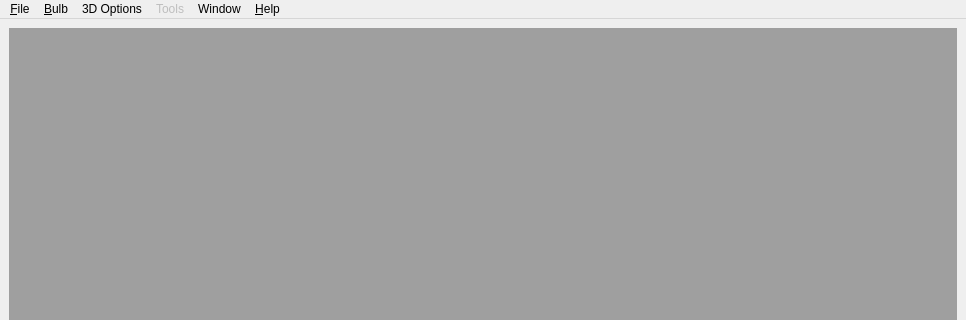
Qt form Ui/MainWindow.ui (mgian/bulbcalculator) before a commit; both pictures show x 0 to 966 and y 0 to 320 of the 966 by 584 pixel window.
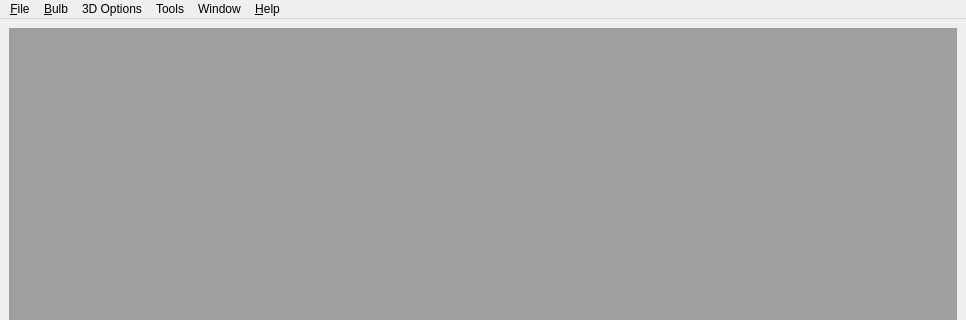
The same form after that commit. Icons and pictures are not drawn.

What changed in the file:
```diff
--- a/Ui/MainWindow.ui
+++ b/Ui/MainWindow.ui
@@ -172,7 +172,7 @@
    </widget>
    <widget class="QMenu" name="menuTools">
     <property name="enabled">
-     <bool>false</bool>
+     <bool>true</bool>
     </property>
     <property name="title">
      <string>Tools</string>
```
